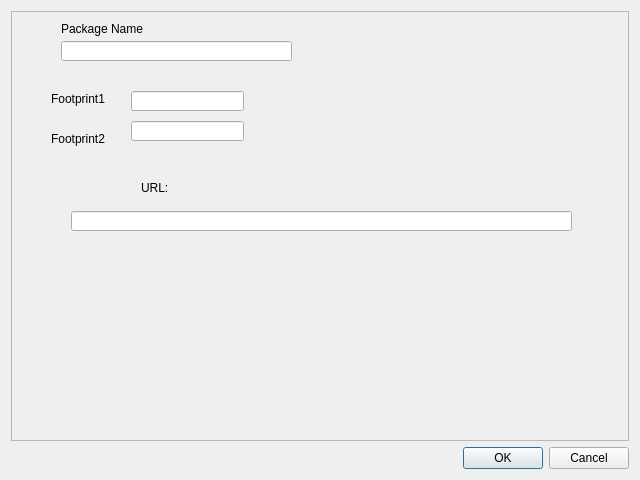
First picture: the form in ui/package.ui, repository BamWolf/altium-common-library.client, before the edit.
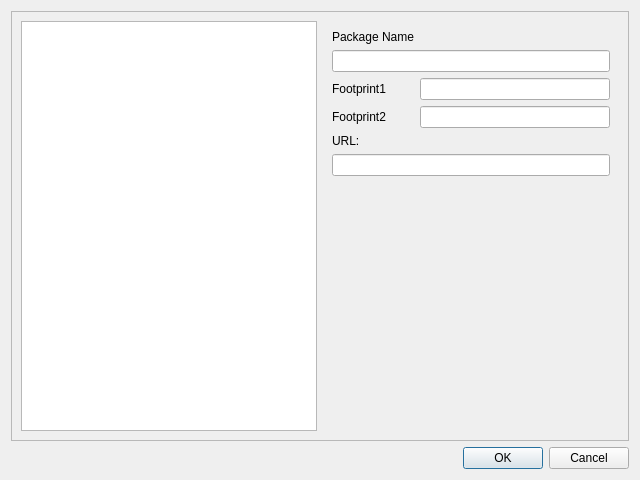
Second picture: the form after the edit.

Patch:
```diff
--- a/ui/package.ui
+++ b/ui/package.ui
@@ -22,98 +22,63 @@
      <property name="frameShadow">
       <enum>QFrame::Raised</enum>
      </property>
-     <widget class="QLineEdit" name="name">
-      <property name="geometry">
-       <rect>
-        <x>50</x>
-        <y>30</y>
-        <width>231</width>
-        <height>20</height>
-       </rect>
-      </property>
-     </widget>
-     <widget class="QLineEdit" name="foot1">
-      <property name="geometry">
-       <rect>
-        <x>120</x>
-        <y>80</y>
-        <width>113</width>
-        <height>20</height>
-       </rect>
-      </property>
-     </widget>
-     <widget class="QLineEdit" name="foot2">
-      <property name="geometry">
-       <rect>
-        <x>120</x>
-        <y>110</y>
-        <width>113</width>
-        <height>20</height>
-       </rect>
-      </property>
-     </widget>
+     <layout class="QHBoxLayout" name="horizontalLayout">
+      <item>
+       <widget class="QListWidget" name="package_list"/>
+      </item>
+      <item>
+       <widget class="QWidget" name="widget" native="true">
+        <property name="sizePolicy">
+         <sizepolicy hsizetype="Expanding" vsizetype="Expanding">
+          <horstretch>0</horstretch>
+          <verstretch>0</verstretch>
+         </sizepolicy>
+        </property>
+        <layout class="QFormLayout" name="formLayout">
+         <item row="0" column="0">
      <widget class="QLabel" name="label_name">
-      <property name="geometry">
-       <rect>
-        <x>50</x>
-        <y>10</y>
-        <width>91</width>
-        <height>16</height>
-       </rect>
-      </property>
       <property name="text">
        <string>Package Name</string>
       </property>
      </widget>
+         </item>
+         <item row="5" column="0">
+          <widget class="QLabel" name="label_url">
+           <property name="text">
+            <string>URL:</string>
+           </property>
+          </widget>
+         </item>
+         <item row="3" column="0">
      <widget class="QLabel" name="label_foot1">
-      <property name="geometry">
-       <rect>
-        <x>40</x>
-        <y>80</y>
-        <width>61</width>
-        <height>16</height>
-       </rect>
-      </property>
       <property name="text">
        <string>Footprint1</string>
       </property>
      </widget>
+         </item>
+         <item row="4" column="0">
      <widget class="QLabel" name="label_foot2">
-      <property name="geometry">
-       <rect>
-        <x>40</x>
-        <y>120</y>
-        <width>71</width>
-        <height>16</height>
-       </rect>
-      </property>
       <property name="text">
        <string>Footprint2</string>
       </property>
      </widget>
-     <widget class="QLabel" name="label_url">
-      <property name="geometry">
-       <rect>
-        <x>130</x>
-        <y>170</y>
-        <width>46</width>
-        <height>13</height>
-       </rect>
-      </property>
-      <property name="text">
-       <string>URL:</string>
-      </property>
-     </widget>
-     <widget class="QLineEdit" name="url">
-      <property name="geometry">
-       <rect>
-        <x>60</x>
-        <y>200</y>
-        <width>501</width>
-        <height>20</height>
-       </rect>
-      </property>
-     </widget>
+         </item>
+         <item row="3" column="1">
+          <widget class="QLineEdit" name="foot1"/>
+         </item>
+         <item row="4" column="1">
+          <widget class="QLineEdit" name="foot2"/>
+         </item>
+         <item row="6" column="0" colspan="2">
+          <widget class="QLineEdit" name="url"/>
+         </item>
+         <item row="1" column="0" colspan="2">
+          <widget class="QLineEdit" name="name"/>
+         </item>
+        </layout>
+       </widget>
+      </item>
+     </layout>
     </widget>
    </item>
    <item>
```
Lines whose indentation alone changed are shown as unchanged.
